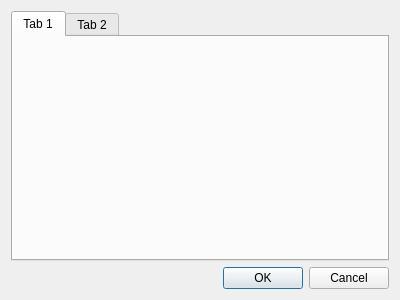
baohaojun/system-config, file src/daemon/settingsdialog.ui: the form before one commit.
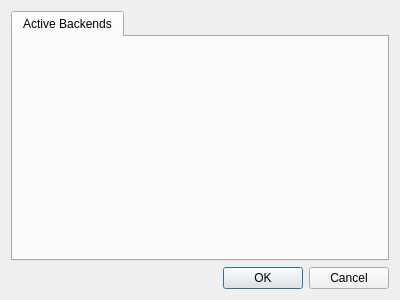
The form after the commit.

Commit message: make it possible to disable backends

What changed in the file:
```diff
--- a/src/daemon/settingsdialog.ui
+++ b/src/daemon/settingsdialog.ui
@@ -21,13 +21,9 @@
      </property>
      <widget class="QWidget" name="tab">
       <attribute name="title">
-       <string>Tab 1</string>
+       <string>Active Backends</string>
       </attribute>
-     </widget>
-     <widget class="QWidget" name="tab_2">
-      <attribute name="title">
-       <string>Tab 2</string>
-      </attribute>
+      <layout class="QVBoxLayout" name="verticalLayout2"/>
      </widget>
     </widget>
    </item>
```
The commit also changes 11 other files.
